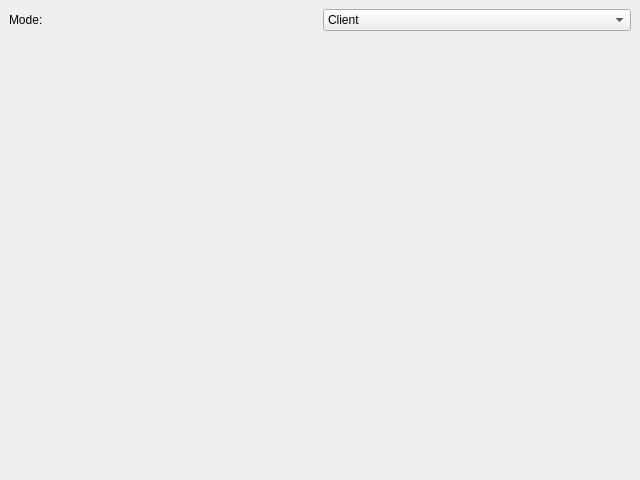
This is ui/MainWindow.ui in pinakdhabu/securefiletransfer as Qt 5 draws it before an edit. The edited form follows.
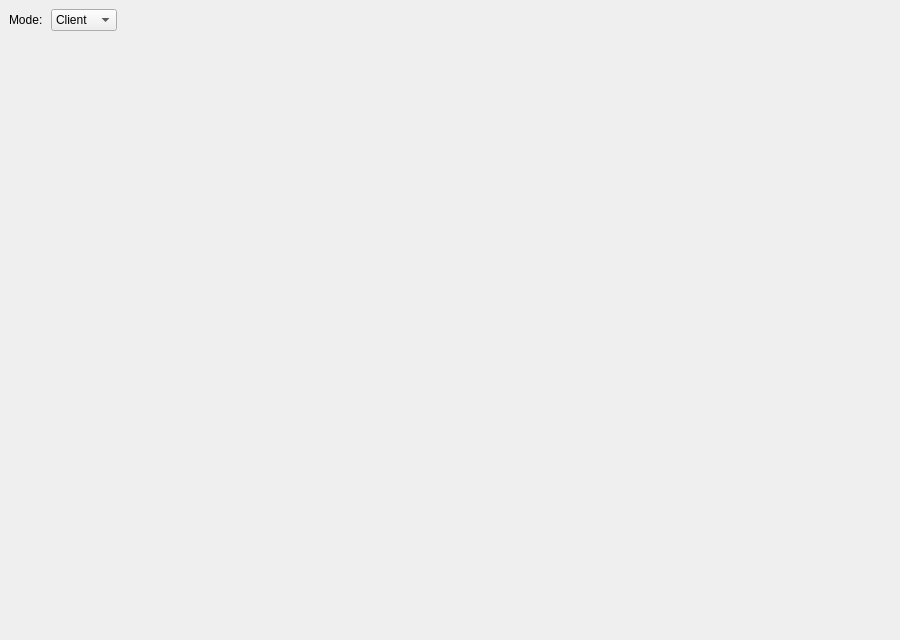
This is the edited form.

```diff
--- a/ui/MainWindow.ui
+++ b/ui/MainWindow.ui
@@ -6,23 +6,38 @@
    <rect>
     <x>0</x>
     <y>0</y>
-    <width>640</width>
-    <height>480</height>
+    <width>900</width>
+    <height>640</height>
    </rect>
   </property>
   <widget class="QWidget" name="centralwidget">
    <layout class="QVBoxLayout" name="verticalLayout">
     <item>
      <layout class="QHBoxLayout" name="topLayout">
+      <property name="spacing">
+       <number>8</number>
+      </property>
       <item>
        <widget class="QLabel" name="modeLabel">
         <property name="text">
          <string>Mode:</string>
         </property>
+        <property name="sizePolicy">
+         <sizepolicy hsizetype="Fixed" vsizetype="Preferred">
+          <horstretch>0</horstretch>
+          <verstretch>0</verstretch>
+         </sizepolicy>
+        </property>
        </widget>
       </item>
       <item>
        <widget class="QComboBox" name="modeCombo">
+        <property name="sizePolicy">
+         <sizepolicy hsizetype="Preferred" vsizetype="Fixed">
+          <horstretch>0</horstretch>
+          <verstretch>0</verstretch>
+         </sizepolicy>
+        </property>
         <item>
          <property name="text"><string>Client</string></property>
         </item>
@@ -31,10 +46,30 @@
         </item>
        </widget>
       </item>
+      <item>
+       <spacer name="horizontalSpacer">
+        <property name="orientation">
+         <enum>Qt::Horizontal</enum>
+        </property>
+        <property name="sizeHint" stdset="0">
+         <size>
+          <width>40</width>
+          <height>20</height>
+         </size>
+        </property>
+       </spacer>
+      </item>
      </layout>
     </item>
     <item>
-     <widget class="QStackedWidget" name="stackedWidget"/>
+     <widget class="QStackedWidget" name="stackedWidget">
+      <property name="sizePolicy">
+       <sizepolicy hsizetype="Expanding" vsizetype="Expanding">
+        <horstretch>0</horstretch>
+        <verstretch>0</verstretch>
+       </sizepolicy>
+      </property>
+     </widget>
     </item>
    </layout>
   </widget>
```
Left out of the diff: 3 changed lines with no effect on the pictures.
